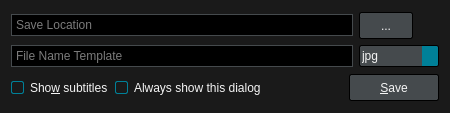
First picture: the form in src/ui/screenshotdialog.ui, repository liberize/Baka-MPlayer, before the edit.
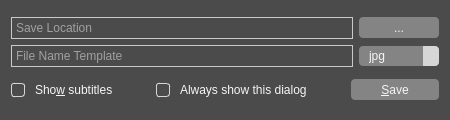
Second picture: the form after the edit. Icons and pictures are not drawn.

Diff of the .ui file:
```diff
--- a/src/ui/screenshotdialog.ui
+++ b/src/ui/screenshotdialog.ui
@@ -7,7 +7,7 @@
     <x>0</x>
     <y>0</y>
     <width>450</width>
-    <height>113</height>
+    <height>120</height>
    </rect>
   </property>
   <property name="windowTitle">
@@ -15,48 +15,64 @@
   </property>
   <property name="styleSheet">
    <string notr="true">QWidget {
-	font: 12px &quot;Noto Sans&quot;, &quot;FreeSans&quot;;
-	background: #1A1A1A;
-	color: whitesmoke;
+  font: 12px &quot;Noto Sans&quot;, &quot;FreeSans&quot;;
+  background: #4B4B4B;
+  color: whitesmoke;
 }
 
 /* QCheckBox */
 
 QCheckBox::indicator,
-QGroupBox::indicator{
-	width: 11px;
-	height: 11px;
-	border: 1px solid #008098;
-	border-radius: 2px;
+QGroupBox::indicator {
+  width: 12px;
+  height: 12px;
+  border: 1px solid #D6D6D6;
+  border-radius: 3px;
+  margin: 4px 4px 4px 0;
 }
 QCheckBox::indicator:unchecked,
 QGroupBox::indicator:unchecked {
-	border: 1px solid whitesmoke;
-	background: #1A1A1A;
-	image: none;
+  border: 1px solid #D6D6D6;
+  background: #4B4B4B;
+  image: none;
 }
 QCheckBox::indicator:checked,
 QGroupBox::indicator:checked {
-	border: 1px solid #008098;
-	background: #008098;
-	image: url(:/img/checked.svg);
+  border: 1px solid #D6D6D6;
+  background: #D6D6D6;
+  image: url(:/img/checked.svg);
+}
+QCheckBox::indicator:pressed,
+QGroupBox::indicator:pressed {
+  border: 1px solid #F1F1F1;
+  background: #F1F1F1;
+  image: url(:/img/checked.svg);
 }
 
 /* QComboBox */
 
 QComboBox {
-	background: #454A4D;
-	border: 1px solid #000;
-	border-radius: 2px;
-	padding: 2px;
+  background: #848484;
+  border: none;
+  border-radius: 4px;
+  padding: 2px 10px;
 }
-QComboBox:focus {
-	border: 1px solid #008098;
+QComboBox::item {
+  color: #000000;
+  background: #F0F0F0;
+}
+QComboBox::item::selected {
+  color: #FFFFFF;
+  background: #3F9BFA;
 }
 QComboBox::drop-down {
-	background: #008098;
-	border-top-right-radius: 2px;
-	border-bottom-right-radius: 2px;
+  width: 16px;
+  background: #D6D6D6;
+  border-top-right-radius: 4px;
+  border-bottom-right-radius: 4px;
+}
+QComboBox::drop-down::pressed {
+  background: #F1F1F1;
 }
 QComboBox::down-arrow {
 	image: url(:/img/down-arrow.svg);
@@ -65,9 +81,9 @@
 /* QLineEdit */
 
 QLineEdit {
-	background: #000;
-	border: 1px solid #454A4D;
-	padding: 2px;
+  background: #4B4B4B;
+  border: 1px solid #CACACA;
+  padding: 2px;
 }
 QLineEdit:focus {
 	border: 1px solid #008098;
@@ -76,13 +92,13 @@
 /* QPushButton */
 
 QPushButton {
-	background: #454A4D;
-	border: 1px solid #000;
-	border-radius: 2px;
-	color: whitesmoke;
-	min-width: 76px;
-	min-height: 17px;
-	padding: 4px 6px;
+  background: #848484;
+  border: none;
+  border-radius: 4px;
+  color: whitesmoke;
+  min-width: 76px;
+  min-height: 15px;
+  padding: 3px 6px;
 }
 QPushButton:focus {
 	border: 1px solid #008098;
@@ -92,9 +108,9 @@
 	background: #2E3133;
 }
 QPushButton:disabled {
-	background: transparent;
-	border: 1px solid #454A4D;
-	color: #6F6F6F;
+  background: transparent;
+  border: 1px solid #6E6E6E;
+  color: #6F6F6F;
 }</string>
   </property>
   <layout class="QVBoxLayout" name="verticalLayout">
@@ -108,9 +124,15 @@
          <verstretch>0</verstretch>
         </sizepolicy>
        </property>
+       <property name="minimumSize">
+        <size>
+         <width>80</width>
+         <height>21</height>
+        </size>
+       </property>
        <property name="styleSheet">
         <string notr="true">QPushButton {
-    min-width: 40px;
+    min-width: 68px;
 }</string>
        </property>
        <property name="text">
@@ -177,6 +199,19 @@
        </property>
       </widget>
      </item>
+     <item>
+      <spacer name="horizontalSpacer_2">
+       <property name="orientation">
+        <enum>Qt::Horizontal</enum>
+       </property>
+       <property name="sizeHint" stdset="0">
+        <size>
+         <width>40</width>
+         <height>20</height>
+        </size>
+       </property>
+      </spacer>
+     </item>
      <item>
       <widget class="QCheckBox" name="showCheckBox">
        <property name="text">
```
Left out of the diff: 10 changed lines with no effect on the pictures.
